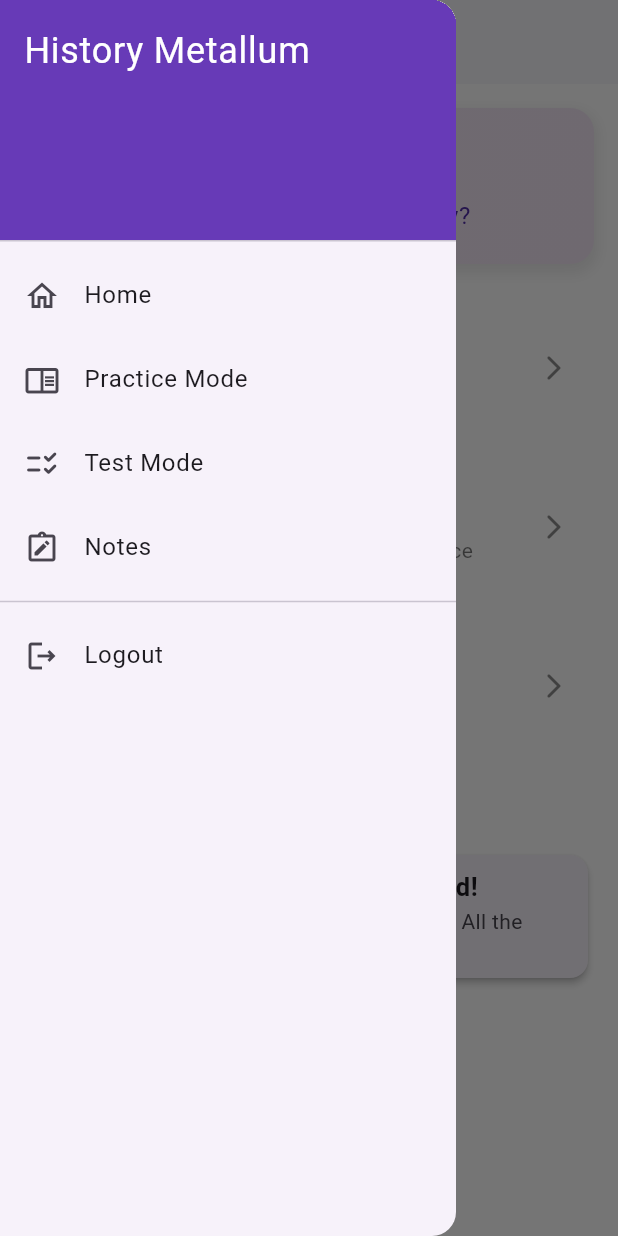
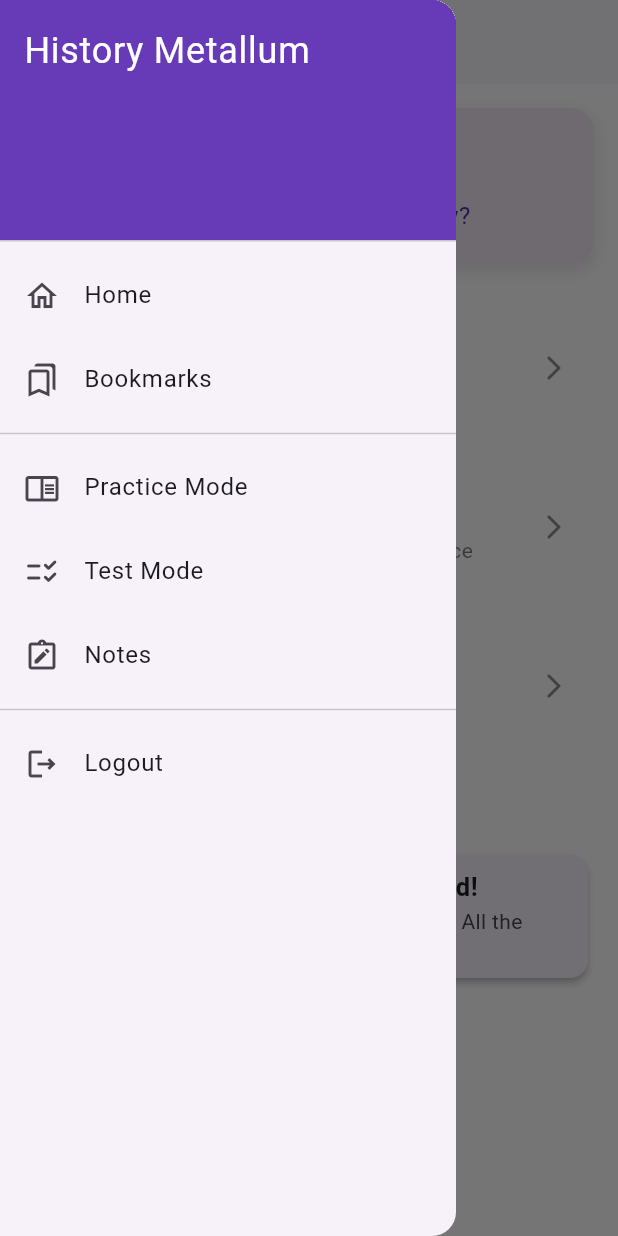
Before and after one commit to opkukna1/History, a Flutter app: the screen it shows after launch, with the side drawer open, on a phone screen of 412 x 824 dp. Run offline on Flutter 3.47's test engine with Material 3 defaults, Android fonts, the phone set to English and light mode, and no system bars; our stand-ins replace csv, go_router, percent_indicator, sqflite; missing offline and left inert: pdfx; accounts and stored records are empty.

Commit message:
Update home_screen.dart

```diff
--- a/lib/features/home/home_screen.dart
+++ b/lib/features/home/home_screen.dart
@@ -58,7 +58,6 @@ class _HomeScreenState extends State<HomeScreen> {
               title: 'Practice Mode',
               subtitle: 'Learn topic-wise with sets',
               color: Colors.blue,
-              // bgColor को हटाया क्योंकि ग्लासमोर्फिज्म में इसकी ज़रूरत नहीं
               onTap: () => context.push('/subjects'),
             ),
             const SizedBox(height: 16),
@@ -68,7 +67,6 @@ class _HomeScreenState extends State<HomeScreen> {
               title: 'Test Mode',
               subtitle: 'Generate a real exam experience',
               color: Colors.green,
-              // bgColor को हटाया
               onTap: () => context.push('/generate_test'),
             ),
             const SizedBox(height: 16),
@@ -78,7 +76,6 @@ class _HomeScreenState extends State<HomeScreen> {
               title: 'Notes',
               subtitle: 'Read and download PDF notes',
               color: Colors.orange,
-              // bgColor को हटाया
               onTap: () => context.push('/notes_subjects'),
             ),
             const SizedBox(height: 24),
@@ -95,7 +92,6 @@ class _HomeScreenState extends State<HomeScreen> {
       padding: const EdgeInsets.all(20),
       decoration: BoxDecoration(
         borderRadius: BorderRadius.circular(16),
-        // FIX: Welcome Card में फिर से हल्का ग्रेडिएंट दिया गया
         gradient: const LinearGradient(
           colors: [Color(0xFFEDE7F6), Color(0xFFF3E5F5)], // Light purple gradient
           begin: Alignment.topLeft,
@@ -132,20 +128,19 @@ class _HomeScreenState extends State<HomeScreen> {
     );
   }
 
-  // FIX: Action Card में ग्लासमोर्फिज्म इफ़ेक्ट जोड़ा गया
   Widget _buildActionCard(BuildContext context, {required IconData icon, required String title, required String subtitle, required Color color, required VoidCallback onTap}) {
-    return ClipRRect( // कोने गोल करने के लिए
+    return ClipRRect(
       borderRadius: BorderRadius.circular(16),
-      child: BackdropFilter( // बैकग्राउंड को धुंधला करने के लिए
-        filter: ImageFilter.blur(sigmaX: 5, sigmaY: 5), // धुंधलापन एडजस्ट करें
+      child: BackdropFilter(
+        filter: ImageFilter.blur(sigmaX: 5, sigmaY: 5),
         child: Container(
           decoration: BoxDecoration(
-            color: Colors.white.withOpacity(0.3), // हल्का पारदर्शी सफेद रंग
+            color: Colors.white.withOpacity(0.3),
             borderRadius: BorderRadius.circular(16),
-            border: Border.all(color: Colors.white.withOpacity(0.2)), // हल्का बॉर्डर
+            border: Border.all(color: Colors.white.withOpacity(0.2)),
           ),
-          child: Material( // InkWell के लिए ज़रूरी
-            color: Colors.transparent, // ताकि InkWell का रंग दिखे
+          child: Material(
+            color: Colors.transparent,
             child: InkWell(
               onTap: onTap,
               child: Padding(
@@ -160,12 +155,12 @@ class _HomeScreenState extends State<HomeScreen> {
                         children: [
                           Text(
                             title,
-                            style: Theme.of(context).textTheme.titleLarge?.copyWith(fontWeight: FontWeight.bold, color: Colors.black87), // टेक्स्ट का कलर काला किया
+                            style: Theme.of(context).textTheme.titleLarge?.copyWith(fontWeight: FontWeight.bold, color: Colors.black87),
                           ),
                           const SizedBox(height: 4),
                           Text(
                             subtitle,
-                            style: Theme.of(context).textTheme.bodyMedium?.copyWith(color: Colors.black54), // टेक्स्ट का कलर काला किया
+                            style: Theme.of(context).textTheme.bodyMedium?.copyWith(color: Colors.black54),
                           ),
                         ],
                       ),
@@ -221,6 +216,12 @@ class AppDrawer extends StatelessWidget {
             child: Text('History Metallum', style: TextStyle(color: Colors.white, fontSize: 24)),
           ),
           ListTile(leading: const Icon(Icons.home_outlined), title: const Text('Home'), onTap: () => context.go('/')),
+
+          // FIX: बुकमार्क्स का लिंक यहाँ जोड़ा गया है
+          ListTile(leading: const Icon(Icons.bookmarks_outlined), title: const Text('Bookmarks'), onTap: () => context.push('/bookmarks_home')),
+
+          const Divider(),
+
           ListTile(leading: const Icon(Icons.chrome_reader_mode_outlined), title: const Text('Practice Mode'), onTap: () => context.push('/subjects')),
           ListTile(leading: const Icon(Icons.checklist_rtl_rounded), title: const Text('Test Mode'), onTap: () => context.push('/generate_test')),
           ListTile(leading: const Icon(Icons.note_alt_outlined), title: const Text('Notes'), onTap: () => context.push('/notes_subjects')),
```
